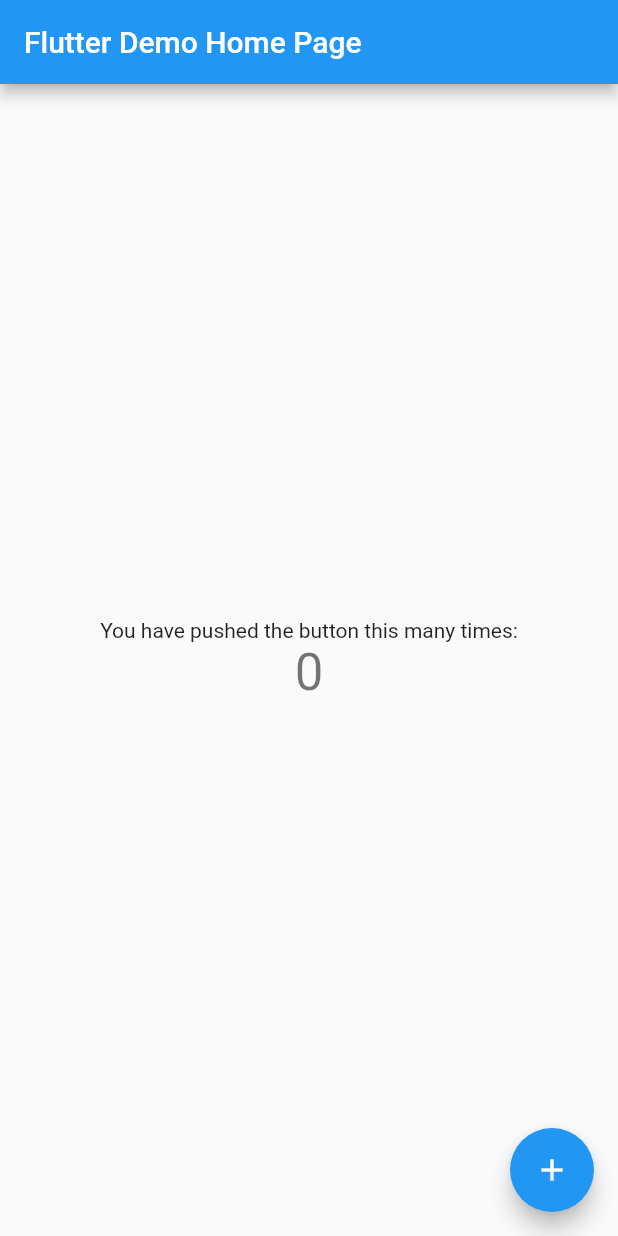
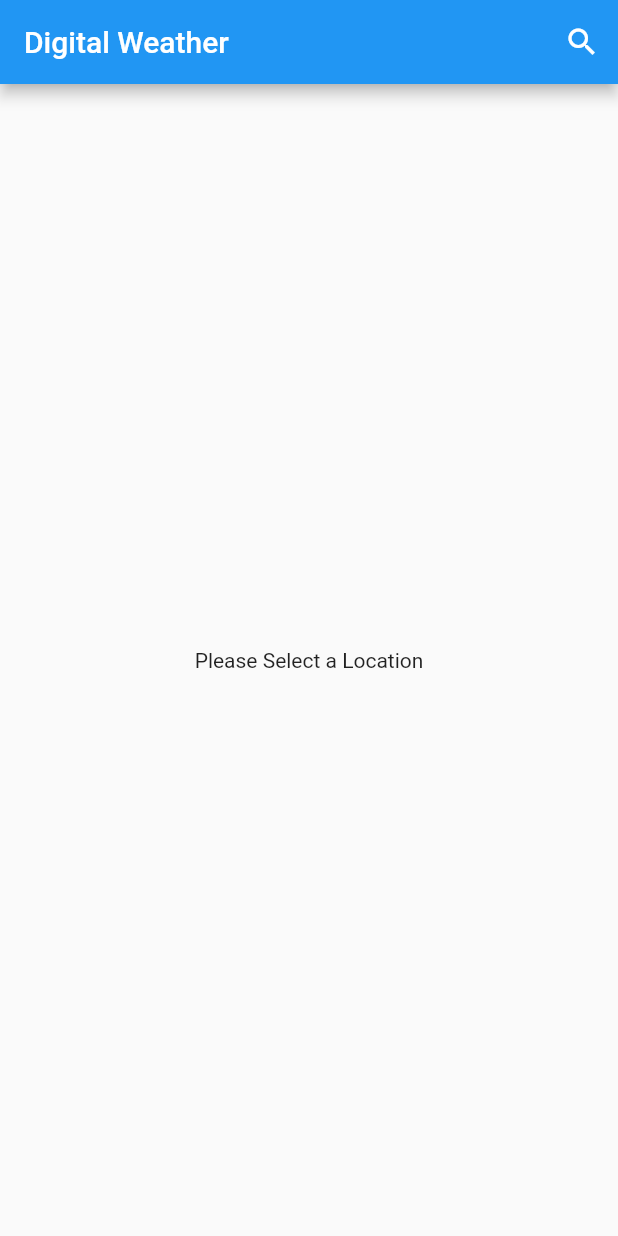
Before and after one commit to MarcioQuimbundo/digitalweather, a Flutter app: the screen it shows after launch, on a phone screen of 412 x 824 dp. Run offline on Flutter 3.47's test engine with Material 2 defaults, Android fonts, the phone set to English and light mode, and no system bars; our stand-ins replace bloc, equatable, flutter_bloc.

Commit message:
city selection page created and main.dart

```diff
--- a/lib/main.dart
+++ b/lib/main.dart
@@ -1,111 +1,41 @@
+import 'package:digitalweather/src/widgets/weather.dart';
+import 'package:http/http.dart' as http;
+import 'package:digitalweather/src/repositories/weather_api_client.dart';
+import 'package:digitalweather/src/repositories/weather_repository.dart';
 import 'package:flutter/material.dart';
+import 'package:bloc/bloc.dart';
 
-void main() => runApp(MyApp());
+class SimpleBlocDelegate extends BlocDelegate {
+  @override
+  onTransition(Transition transition) {
+    print(transition);
+  }
+}
 
-class MyApp extends StatelessWidget {
-  // This widget is the root of your application.
+void main() {
+  BlocSupervisor().delegate = SimpleBlocDelegate();
+
+  final WeatherRepository weatherRepository = WeatherRepository(
+    weatherApiClient: WeatherApiClient(
+      httpClient: http.Client(),
+    ),
+  );
+
+  runApp(App(weatherRepository:weatherRepository));
+}
+
+class App extends StatelessWidget {
+  final WeatherRepository weatherRepository;
+
+  App({Key key, @required this.weatherRepository}) : assert(weatherRepository != null), super(key: key);
+
   @override
   Widget build(BuildContext context) {
     return MaterialApp(
-      title: 'Flutter Demo',
-      theme: ThemeData(
-        // This is the theme of your application.
-        //
-        // Try running your application with "flutter run". You'll see the
-        // application has a blue toolbar. Then, without quitting the app, try
-        // changing the primarySwatch below to Colors.green and then invoke
-        // "hot reload" (press "r" in the console where you ran "flutter run",
-        // or simply save your changes to "hot reload" in a Flutter IDE).
-        // Notice that the counter didn't reset back to zero; the application
-        // is not restarted.
-        primarySwatch: Colors.blue,
+      title: 'Digital Weather',
+      home: Weather(
+        weatherRepository:weatherRepository,
       ),
-      home: MyHomePage(title: 'Flutter Demo Home Page'),
     );
   }
 }
-
-class MyHomePage extends StatefulWidget {
-  MyHomePage({Key key, this.title}) : super(key: key);
-
-  // This widget is the home page of your application. It is stateful, meaning
-  // that it has a State object (defined below) that contains fields that affect
-  // how it looks.
-
-  // This class is the configuration for the state. It holds the values (in this
-  // case the title) provided by the parent (in this case the App widget) and
-  // used by the build method of the State. Fields in a Widget subclass are
-  // always marked "final".
-
-  final String title;
-
-  @override
-  _MyHomePageState createState() => _MyHomePageState();
-}
-
-class _MyHomePageState extends State<MyHomePage> {
-  int _counter = 0;
-
-  void _incrementCounter() {
-    setState(() {
-      // This call to setState tells the Flutter framework that something has
-      // changed in this State, which causes it to rerun the build method below
-      // so that the display can reflect the updated values. If we changed
-      // _counter without calling setState(), then the build method would not be
-      // called again, and so nothing would appear to happen.
-      _counter++;
-    });
-  }
-
-  @override
-  Widget build(BuildContext context) {
-    // This method is rerun every time setState is called, for instance as done
-    // by the _incrementCounter method above.
-    //
-    // The Flutter framework has been optimized to make rerunning build methods
-    // fast, so that you can just rebuild anything that needs updating rather
-    // than having to individually change instances of widgets.
-    return Scaffold(
-      appBar: AppBar(
-        // Here we take the value from the MyHomePage object that was created by
-        // the App.build method, and use it to set our appbar title.
-        title: Text(widget.title),
-      ),
-      body: Center(
-        // Center is a layout widget. It takes a single child and positions it
-        // in the middle of the parent.
-        child: Column(
-          // Column is also layout widget. It takes a list of children and
-          // arranges them vertically. By default, it sizes itself to fit its
-          // children horizontally, and tries to be as tall as its parent.
-          //
-          // Invoke "debug painting" (press "p" in the console, choose the
-          // "Toggle Debug Paint" action from the Flutter Inspector in Android
-          // Studio, or the "Toggle Debug Paint" command in Visual Studio Code)
-          // to see the wireframe for each widget.
-          //
-          // Column has various properties to control how it sizes itself and
-          // how it positions its children. Here we use mainAxisAlignment to
-          // center the children vertically; the main axis here is the vertical
-          // axis because Columns are vertical (the cross axis would be
-          // horizontal).
-          mainAxisAlignment: MainAxisAlignment.center,
-          children: <Widget>[
-            Text(
-              'You have pushed the button this many times:',
-            ),
-            Text(
-              '$_counter',
-              style: Theme.of(context).textTheme.display1,
-            ),
-          ],
-        ),
-      ),
-      floatingActionButton: FloatingActionButton(
-        onPressed: _incrementCounter,
-        tooltip: 'Increment',
-        child: Icon(Icons.add),
-      ), // This trailing comma makes auto-formatting nicer for build methods.
-    );
-  }
-}
--- a/lib/src/blocs/weather_bloc.dart
+++ b/lib/src/blocs/weather_bloc.dart
@@ -0,0 +1,32 @@
+import 'package:digitalweather/src/blocs/weather_events.dart';
+import 'package:digitalweather/src/blocs/weather_states.dart';
+import 'package:meta/meta.dart';
+import 'package:bloc/bloc.dart';
+
+import 'package:digitalweather/src/repositories/weather_repository.dart';
+import 'package:digitalweather/src/models/weather_model.dart';
+
+class WeatherBloc extends Bloc<WeatherEvent, WeatherState>{
+  final WeatherRepository weatherRepository;
+
+  WeatherBloc({@required this.weatherRepository}) : assert(weatherRepository != null);
+
+  @override
+  WeatherState get initialState => WeatherEmpty();
+
+  @override
+  Stream<WeatherState> mapEventToState(
+    WeatherState currentState,
+    WeatherEvent event,
+  ) async* {
+    if (event is FetchWeather) {
+      yield WeatherLoading();
+      try {
+        final Weather weather = await weatherRepository.getWeather(event.city);
+        yield WeatherLoaded(weather: weather);
+      } catch (_) {
+        yield WeatherError();
+      }
+    }
+  }
+}
--- /dev/null
+++ b/lib/src/widgets/weather.dart
@@ -0,0 +1,84 @@
+import 'dart:async';
+
+import 'package:digitalweather/src/blocs/weather_events.dart';
+import 'package:digitalweather/src/blocs/weather_states.dart';
+import 'package:digitalweather/src/widgets/city_selection.dart';
+import 'package:flutter/material.dart';
+
+import 'package:flutter_bloc/flutter_bloc.dart';
+
+import 'package:digitalweather/src/widgets/weather.dart';
+import 'package:digitalweather/src/repositories/weather_api_client.dart';
+import 'package:digitalweather/src/repositories/weather_repository.dart';
+import 'package:digitalweather/src/blocs/weather_bloc.dart';
+
+class Weather extends StatefulWidget {
+  final WeatherRepository weatherRepository;
+
+  Weather({Key key, @required this.weatherRepository})
+      : assert(weatherRepository != null),
+        super(key: key);
+
+  @override
+  State<Weather> createState() => _WeatherState();
+}
+
+class _WeatherState extends State<Weather> {
+  WeatherBloc _weatherBloc;
+
+  @override
+  void initState() {
+    super.initState();
+    _weatherBloc = WeatherBloc(weatherRepository: widget.weatherRepository);
+  }
+
+  @override
+  Widget build(BuildContext context) {
+    return Scaffold(
+      appBar: AppBar(
+        title: Text('Digital Weather'),
+        actions: <Widget>[
+          IconButton(
+            icon: Icon(Icons.search),
+            onPressed: () async {
+              final city = await Navigator.push(
+                context,
+                MaterialPageRoute(
+                  builder: (context) => CitySelection(),
+                ),
+              );
+              if (city != null) {
+                _weatherBloc.dispatch(FetchWeather(city: city));
+              }
+            },
+          ),
+        ],
+      ),
+      body: Center(
+        child: BlocBuilder(
+          bloc: _weatherBloc,
+          builder: (_, WeatherState state){
+            if (state is WeatherEmpty) {
+              return Center(child: Text('Please Select a Location'),);
+            }
+            if (state is WeatherLoading) {
+              return Center(child: CircularProgressIndicator(),);
+            }
+            if (state is WeatherLoaded) {
+              final weather = state.weather;
+
+              return ListView(
+
+              );
+            }
+          },
+        ),
+      ),
+    );
+  }
+  @override
+  void dispose() {
+    _weatherBloc.dispose();
+    super.dispose();
+  }
+}
```
Also changed, not shown: lib/src/widgets/city_selection.dart (added, +29 -0 lines).
